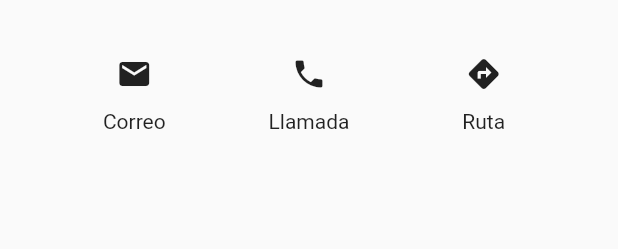
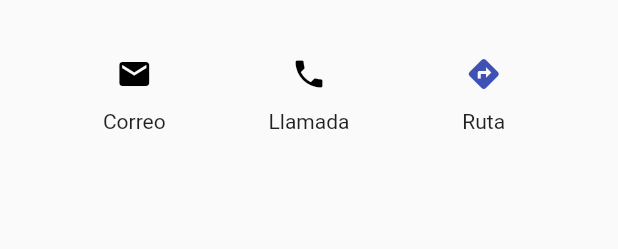
Before and after one commit to ochavirar/TareasDAM, a Flutter app: the ItesoContact widget shown alone on an empty page, opened directly, after a tap on the "directions" icon, on a phone screen of 412 x 824 dp. Shown: the top 249 px of the screen. Run offline on Flutter 3.47's test engine with Material 2 defaults, Android fonts, the phone set to English and light mode, and no system bars; network calls fail.

Commit message:
Tarea 2 hiper final

```diff
--- a/tarea_2/lib/main.dart
+++ b/tarea_2/lib/main.dart
@@ -41,8 +41,18 @@ class ItesoBio extends StatelessWidget {
   }
 }
 
-class ItesoContact extends StatelessWidget {
+class ItesoContact extends StatefulWidget {
   const ItesoContact({super.key});
+
+  @override
+  State<ItesoContact> createState() => _ItesoContactState();
+}
+
+class _ItesoContactState extends State<ItesoContact> {
+
+  bool _mailBlack = true;
+  bool _phoneBlack = true;
+  bool _routeBlack = true;
 
   @override
   Widget build(BuildContext context) {
@@ -54,8 +64,12 @@ class ItesoContact extends StatelessWidget {
           Column(
             children: [
               IconButton(
-                icon: const Icon(Icons.mail),
+                icon: Icon(Icons.mail,
+                color: _mailBlack?Colors.black:Colors.indigo),
                 onPressed: () {
+                  setState(() {
+                    _mailBlack = !_mailBlack;
+                  });
                   SnackBar snackBarMail = const SnackBar(content: Text("Puedes contactarlos en iteso@iteso.mx"));
                   ScaffoldMessenger.of(context).hideCurrentSnackBar();
                   ScaffoldMessenger.of(context).showSnackBar(snackBarMail);
@@ -67,8 +81,12 @@ class ItesoContact extends StatelessWidget {
           Column(
             children: [
               IconButton(
-                icon: const Icon(Icons.phone),
+                icon: Icon(Icons.phone,
+                color: _phoneBlack?Colors.black:Colors.indigo),
                 onPressed: () {
+                  setState(() {
+                    _phoneBlack = !_phoneBlack;
+                  });
                   SnackBar snackBarPhone = const SnackBar(content: Text("Puedes llamarlos al número 33 3669 3434"));
                   ScaffoldMessenger.of(context).hideCurrentSnackBar();
                   ScaffoldMessenger.of(context).showSnackBar(snackBarPhone);
@@ -80,8 +98,12 @@ class ItesoContact extends StatelessWidget {
           Column(
             children: [
               IconButton(
-                icon: const Icon(Icons.directions),
+                icon: Icon(Icons.directions,
+                color: _routeBlack?Colors.black:Colors.indigo),
                 onPressed: () {
+                  setState(() {
+                    _routeBlack = !_routeBlack;
+                  });
                   SnackBar snackBarDirections = const SnackBar(content: Text("Puedes buscarlos en Google Maps"));
                   ScaffoldMessenger.of(context).hideCurrentSnackBar();
                   ScaffoldMessenger.of(context).showSnackBar(snackBarDirections);
```
